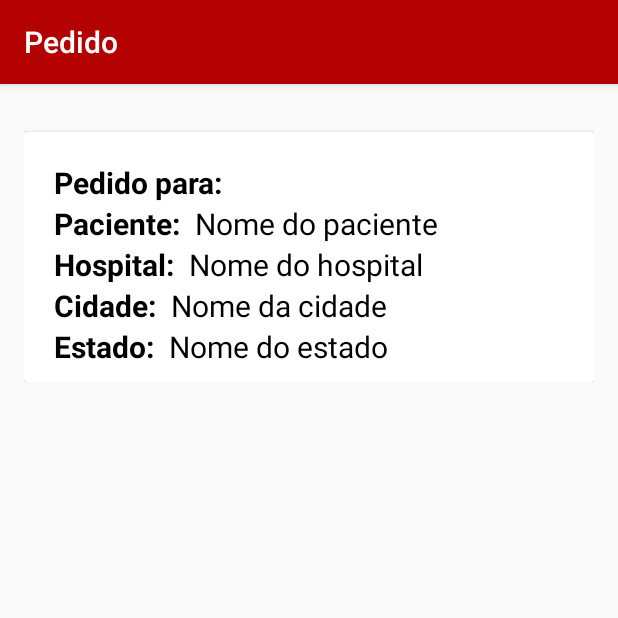
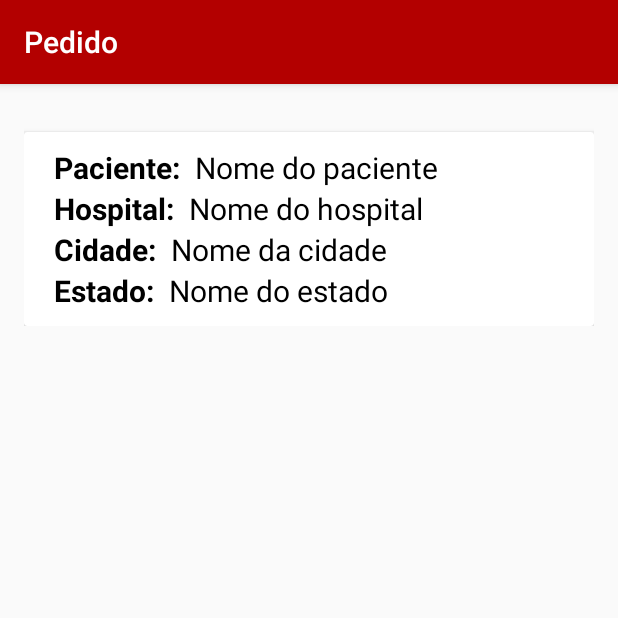
Before and after one commit to rayssaledo/DoeVida, an Android app: the InformationOrderActivity screen opened directly, with no data from a screen before it, on a phone screen of 412 x 824 dp, the top half of it. Run offline under Robolectric (Android 15) with nearby library versions, the phone set to English and light mode, and no system bars; 5 statements that could not run were skipped.

Commit message:
Removendo um campo da tela de informação de pedido e outros detalhes

```diff
--- a/DoeVida/app/src/main/java/projeto/les/doevida/doevida/views/ConfirmationReceiptDonationActivity.java
+++ b/DoeVida/app/src/main/java/projeto/les/doevida/doevida/views/ConfirmationReceiptDonationActivity.java
@@ -1,6 +1,7 @@
 package projeto.les.doevida.doevida.views;
 
 import android.app.Dialog;
+import android.content.Context;
 import android.content.DialogInterface;
 import android.content.Intent;
 import android.os.Bundle;
@@ -233,16 +234,7 @@ public class ConfirmationReceiptDonationActivity extends AppCompatActivity {
                             .create()
                             .show();
                 } else {
-                    new AlertDialog.Builder(ConfirmationReceiptDonationActivity.this)
-                            .setMessage("Número de doação incrementado!")
-                            .setPositiveButton("OK", new DialogInterface.OnClickListener() {
-                                @Override
-                                public void onClick(DialogInterface dialogInterface, int i) {
-
-                                }
-                            })
-                            .create()
-                            .show();
+                    setView(ConfirmationReceiptDonationActivity.this, DonorsActivity.class);
                 }
             }
             @Override
@@ -261,4 +253,10 @@ public class ConfirmationReceiptDonationActivity extends AppCompatActivity {
             }
         });
     }
+
+    public void setView(Context context, Class classe) {
+        Intent it = new Intent();
+        it.setClass(context, classe);
+        startActivity(it);
+    }
 }
--- a/DoeVida/app/src/main/java/projeto/les/doevida/doevida/views/SplashActivity.java
+++ b/DoeVida/app/src/main/java/projeto/les/doevida/doevida/views/SplashActivity.java
@@ -35,6 +35,7 @@ public class SplashActivity extends ActionBarActivity {
                     startActivity(i);
                     finish();
                 }
+                finish();
             }
         }, SPLASH_TIME_OUT);
     }
--- a/DoeVida/app/src/main/res/layout/activity_information_order.xml
+++ b/DoeVida/app/src/main/res/layout/activity_information_order.xml
@@ -38,39 +38,6 @@
                     android:orientation="horizontal">
 
                     <TextView
-                        android:id="@+id/tv_for_order"
-                        android:layout_width="wrap_content"
-                        android:layout_height="wrap_content"
-                        android:text="Pedido para: "
-                        android:textStyle="bold"
-                        android:textSize="20sp"
-                        android:textColor="@color/black"
-                        android:layout_marginTop="10dp"
-                        android:paddingStart="10dp"
-                        android:paddingEnd="10dp"
-                        android:maxLines="2"
-                        android:ellipsize="end"/>
-
-                    <TextView
-                        android:id="@+id/tv_donor_name"
-                        android:layout_width="wrap_content"
-                        android:layout_height="wrap_content"
-                        android:text="@string/donor_name"
-                        android:textSize="20sp"
-                        android:textColor="@color/black"
-                        android:layout_marginTop="10dp"
-                        android:maxLines="2"
-                        android:ellipsize="end"
-                        android:paddingStart="4dp"/>
-
-                </LinearLayout>
-
-                <LinearLayout
-                    android:layout_width="match_parent"
-                    android:layout_height="wrap_content"
-                    android:orientation="horizontal">
-
-                    <TextView
                         android:id="@+id/tv_patient"
                         android:layout_width="wrap_content"
                         android:layout_height="wrap_content"
@@ -88,7 +55,7 @@
                         android:layout_width="wrap_content"
                         android:layout_height="wrap_content"
                         android:text="@string/patient_name"
-                        android:textSize="20dp"
+                        android:textSize="20sp"
                         android:textColor="@color/black"
                         android:maxLines="2"
                         android:ellipsize="end"/>
@@ -148,7 +115,7 @@
                         android:layout_width="wrap_content"
                         android:layout_height="wrap_content"
                         android:text="@string/city_name"
-                        android:textSize="20dp"
+                        android:textSize="20sp"
                         android:textColor="@color/black"
                         android:maxLines="2"
                         android:ellipsize="end"/>
@@ -179,7 +146,7 @@
                         android:layout_width="wrap_content"
                         android:layout_height="wrap_content"
                         android:text="@string/state_name"
-                        android:textSize="20dp"
+                        android:textSize="20sp"
                         android:textColor="@color/black"
                         android:maxLines="2"
                         android:ellipsize="end"/>
```
Also changed, not shown: 1 other file.
